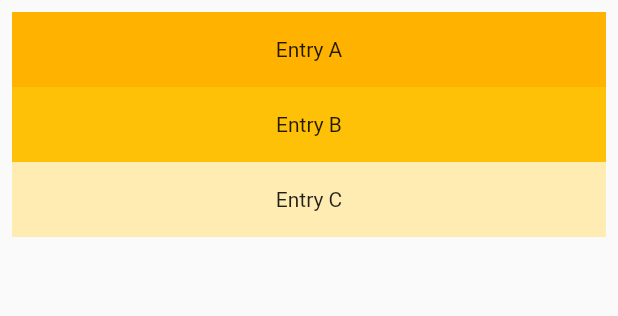
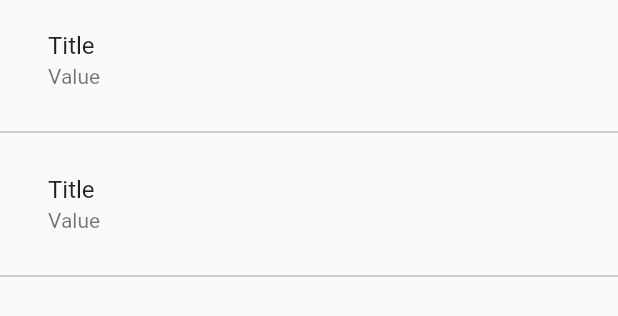
Before and after one commit to OfficeNextDoor/OfficeNextDoor, a Flutter app: the DetailList widget shown alone on an empty page, opened directly, on a phone screen of 412 x 824 dp. Shown: the top 316 px of the screen. Run offline on Flutter 3.47's test engine with Material 2 defaults, Android fonts, the phone set to English and light mode, and no system bars; our stand-ins replace carousel_slider, cloud_firestore, google_maps_flutter; accounts and stored records are empty; network calls fail.

Commit message:
Improve DetailList widget (data loading and style)

```diff
--- /dev/null
+++ b/lib/detail_list.dart
@@ -0,0 +1,56 @@
+import 'package:flutter/material.dart';
+
+final List<ListItem> listItems = [
+  ListItem('Title', 'Value'),
+  ListItem('Title', 'Value'),
+  ListItem('Title', 'Value'),
+  ListItem('Title', 'Value'),
+  ListItem('Title', 'Value'),
+  ListItem('Title', 'Value'),
+  ListItem('Title', 'Value'),
+  ListItem('Title', 'Value'),
+  ListItem('Title', 'Value'),
+  ListItem('Title', 'Value'),
+  ListItem('Title', 'Value'),
+  ListItem('Title', 'Value'),
+  ListItem('Title', 'Value'),
+  ListItem('Title', 'Value'),
+  ListItem('Title', 'Value'),
+  ListItem('Title', 'Value'),
+  ListItem('Title', 'Value')
+];
+
+class ListItem {
+  ListItem(this.title, this.subtitle);
+
+  final String title;
+  final String subtitle;
+
+  Widget build(BuildContext context) =>
+      ListTile(title: Text(title), subtitle: Text(subtitle));
+}
+
+class DetailList extends StatelessWidget {
+
+//  DetailList(this.items);
+//  final List<ListItem> items;
+
+  final List<ListItem> items = listItems;
+
+  @override
+  Widget build(BuildContext context) {
+    return Expanded(
+        child: SizedBox(
+            height: 200,
+            child: ListView.separated(
+              itemCount: items.length,
+              itemBuilder: (context, index) {
+                  final item = items[index];
+                  return ListTile(title: item.build(context));
+                },
+                separatorBuilder: (context, index) => Divider(color: Colors.grey),
+            )
+        )
+    );
+  }
+}
--- a/lib/detail_view.dart
+++ b/lib/detail_view.dart
@@ -1,5 +1,6 @@
 import 'package:flutter/material.dart';
 import 'image_carousel.dart';
+import 'detail_list.dart';
 
 class DetailView extends StatefulWidget {
   @override
@@ -60,32 +61,3 @@ class Footer extends StatelessWidget {
         ]));
   }
 }
-
-class DetailList extends StatelessWidget {
-  @override
-  Widget build(BuildContext context) {
-    return Expanded(
-        child: SizedBox(
-            height: 200,
-            child: ListView(
-              padding: const EdgeInsets.all(8),
-              children: <Widget>[
-                Container(
-                  height: 50,
-                  color: Colors.amber[600],
-                  child: const Center(child: Text('Entry A')),
-                ),
-                Container(
-                  height: 50,
-                  color: Colors.amber[500],
-                  child: const Center(child: Text('Entry B')),
-                ),
-                Container(
-                  height: 50,
-                  color: Colors.amber[100],
-                  child: const Center(child: Text('Entry C')),
-                ),
-              ],
-            )));
-  }
-}
```
